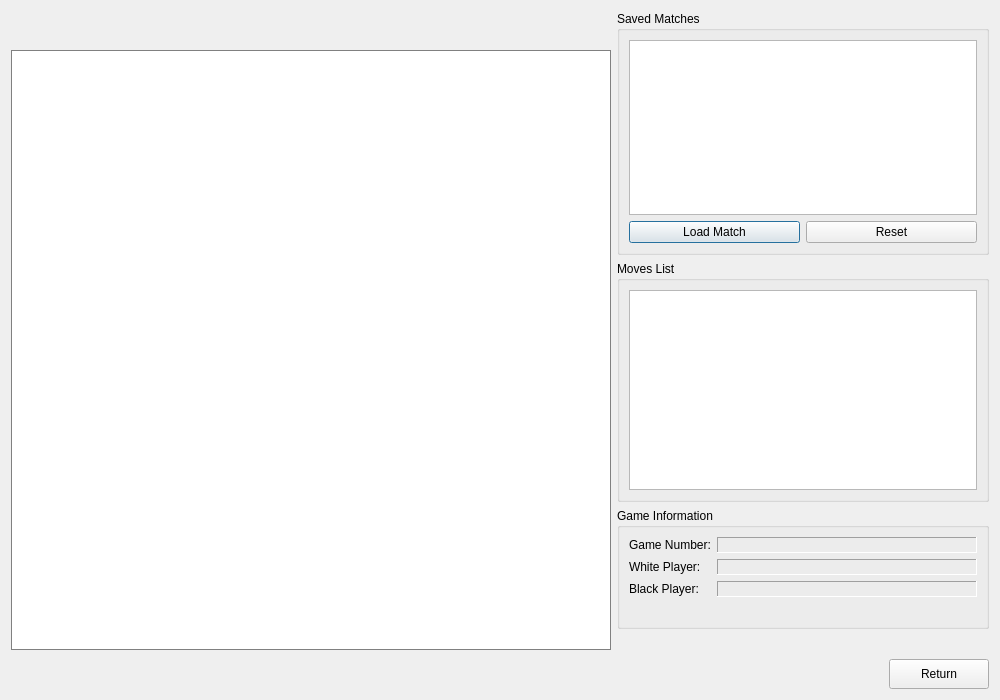
First picture: the form in ui/viewHistory.ui, repository AlienWolfX/thesis-chess, before the edit.
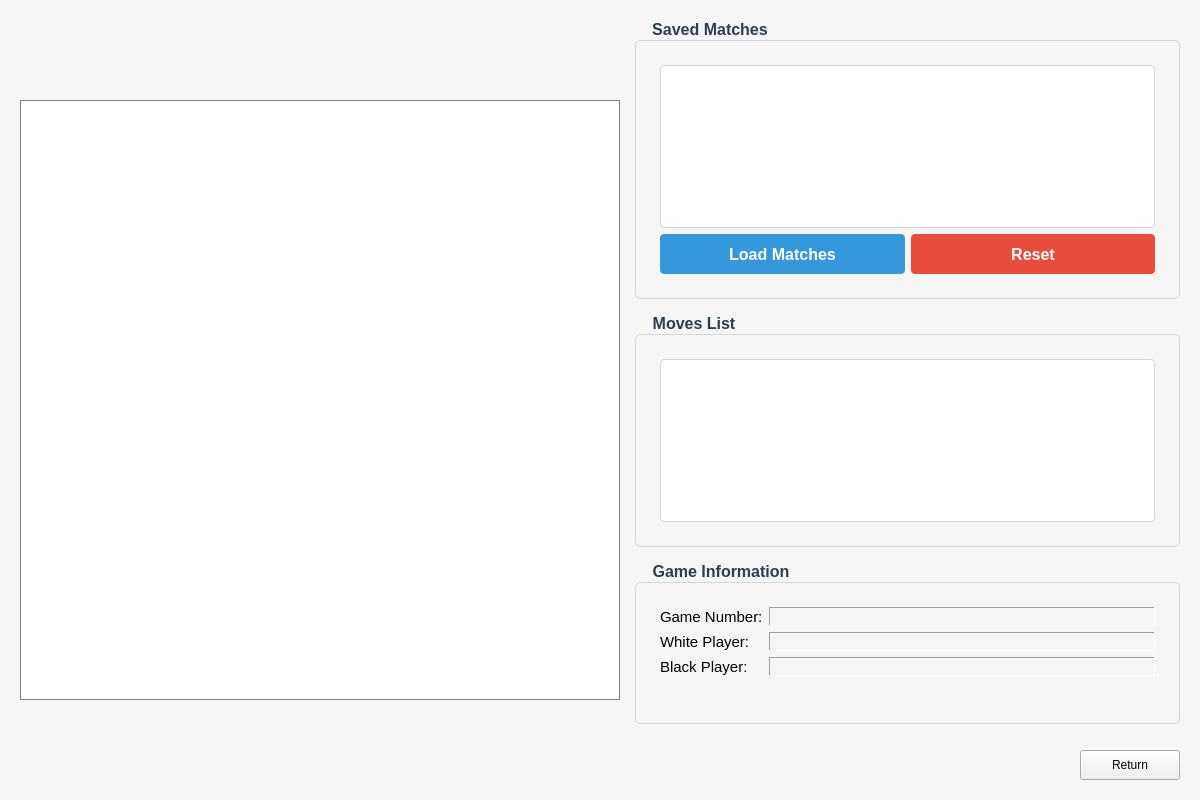
Second picture: the form after the edit. Icons and pictures are not drawn.

```diff
--- a/ui/viewHistory.ui
+++ b/ui/viewHistory.ui
@@ -6,51 +6,88 @@
    <rect>
     <x>0</x>
     <y>0</y>
-    <width>1000</width>
-    <height>700</height>
+    <width>1200</width>
+    <height>800</height>
    </rect>
   </property>
   <property name="minimumSize">
    <size>
-    <width>800</width>
-    <height>600</height>
+    <width>1200</width>
+    <height>800</height>
+   </size>
+  </property>
+  <property name="maximumSize">
+   <size>
+    <width>1200</width>
+    <height>800</height>
    </size>
   </property>
   <property name="windowTitle">
-   <string>History</string>
+   <string>Match History</string>
   </property>
   <property name="windowIcon">
    <iconset>
     <normaloff>../img/app.ico</normaloff>../img/app.ico</iconset>
   </property>
+  <property name="styleSheet">
+   <string notr="true">QDialog { 
+    background-color: #f5f5f5;
+    font-family: 'Segoe UI', Arial, sans-serif;
+   }</string>
+  </property>
   <layout class="QGridLayout" name="gridLayout">
-   <item row="1" column="1">
-    <widget class="QGroupBox" name="groupBox_2">
-     <property name="title">
-      <string>Moves List</string>
-     </property>
-     <layout class="QVBoxLayout" name="verticalLayout_2">
-      <item>
-       <widget class="QListWidget" name="movesList">
-        <property name="sizePolicy">
-         <sizepolicy hsizetype="Expanding" vsizetype="Expanding">
-          <horstretch>1</horstretch>
-          <verstretch>2</verstretch>
-         </sizepolicy>
-        </property>
-        <property name="minimumSize">
-         <size>
-          <width>250</width>
-          <height>200</height>
-         </size>
-        </property>
-       </widget>
-      </item>
-     </layout>
-    </widget>
-   </item>
+   <property name="leftMargin">
+    <number>20</number>
+   </property>
+   <property name="topMargin">
+    <number>20</number>
+   </property>
+   <property name="rightMargin">
+    <number>20</number>
+   </property>
+   <property name="bottomMargin">
+    <number>20</number>
+   </property>
+   <property name="spacing">
+    <number>15</number>
+   </property>
    <item row="0" column="1">
     <widget class="QGroupBox" name="groupBox">
+     <property name="styleSheet">
+      <string notr="true">
+       QGroupBox {
+         font-family: 'Segoe UI';
+         font-weight: bold;
+         font-size: 12pt;
+         color: #2c3e50;
+         border: 1px solid #d6d6d6;
+         border-radius: 5px;
+         margin-top: 20px;
+         padding: 15px;
+       }
+       QGroupBox::title {
+         subcontrol-origin: margin;
+         left: 10px;
+         padding: 0 5px;
+       }
+       QListWidget {
+         background-color: #ffffff;
+         color: #000000;
+         border: 1px solid #d6d6d6;
+         border-radius: 4px;
+         padding: 5px;
+         font-family: 'Segoe UI';
+         font-size: 11pt;
+       }
+       QListWidget::item:selected {
+         background-color: #3498db;
+         color: #ffffff;
+       }
+       QListWidget::item:hover {
+         background-color: #ecf0f1;
+       }
+      </string>
+     </property>
      <property name="title">
       <string>Saved Matches</string>
      </property>
@@ -58,30 +95,83 @@
       <item>
        <widget class="QListWidget" name="matchList">
         <property name="sizePolicy">
-         <sizepolicy hsizetype="Expanding" vsizetype="Expanding">
-          <horstretch>1</horstretch>
-          <verstretch>1</verstretch>
+         <sizepolicy hsizetype="Fixed" vsizetype="Expanding">
+          <horstretch>0</horstretch>
+          <verstretch>0</verstretch>
          </sizepolicy>
         </property>
         <property name="minimumSize">
          <size>
-          <width>250</width>
-          <height>150</height>
+          <width>300</width>
+          <height>125</height>
          </size>
         </property>
+        <property name="maximumSize">
+         <size>
+          <width>500</width>
+          <height>16777215</height>
+         </size>
+        </property>
+        <property name="horizontalScrollBarPolicy">
+         <enum>Qt::ScrollBarAsNeeded</enum>
+        </property>
        </widget>
       </item>
       <item>
        <layout class="QHBoxLayout" name="horizontalLayout">
         <item>
          <widget class="QPushButton" name="loadButton">
+          <property name="minimumSize">
+           <size>
+            <width>120</width>
+            <height>40</height>
+           </size>
+          </property>
+          <property name="styleSheet">
+           <string notr="true">
+            QPushButton {
+              background-color: #3498db;
+              color: white;
+              border-radius: 4px;
+              padding: 8px 16px;
+              font-family: 'Segoe UI';
+              font-weight: bold;
+              font-size: 12pt;
+            }
+            QPushButton:hover {
+              background-color: #2980b9;
+            }
+           </string>
+          </property>
           <property name="text">
-           <string>Load Match</string>
+           <string>Load Matches</string>
           </property>
          </widget>
         </item>
         <item>
          <widget class="QPushButton" name="resetButton">
+          <property name="minimumSize">
+           <size>
+            <width>120</width>
+            <height>40</height>
+           </size>
+          </property>
+          <property name="styleSheet">
+           <string notr="true">
+            QPushButton {
+              background-color: #e74c3c;
+              color: white;
+              border-radius: 4px;
+              padding: 8px 16px;
+              font-family: 'Segoe UI';
+              font-weight: bold;
+              font-size: 12pt;
+            }
+            QPushButton:hover {
+              background-color: #c0392b;
+            }
+           </string>
+          </property>
           <property name="text">
            <string>Reset</string>
           </property>
@@ -92,62 +182,108 @@
      </layout>
     </widget>
    </item>
-   <item row="0" column="0" rowspan="5">
-    <widget class="QLabel" name="chessOutput">
-     <property name="sizePolicy">
-      <sizepolicy hsizetype="Fixed" vsizetype="Fixed">
-       <horstretch>0</horstretch>
-       <verstretch>0</verstretch>
-      </sizepolicy>
-     </property>
-     <property name="minimumSize">
-      <size>
-       <width>600</width>
-       <height>600</height>
-      </size>
-     </property>
-     <property name="maximumSize">
-      <size>
-       <width>600</width>
-       <height>600</height>
-      </size>
-     </property>
+   <item row="1" column="1">
+    <widget class="QGroupBox" name="groupBox_2">
      <property name="styleSheet">
-      <string notr="true">background-color: white; border: 1px solid gray;</string>
+      <string notr="true">
+       QGroupBox {
+         font-family: 'Segoe UI';
+         font-weight: bold;
+         font-size: 12pt;
+         color: #2c3e50;
+         border: 1px solid #d6d6d6;
+         border-radius: 5px;
+         margin-top: 20px;
+         padding: 15px;
+       }
+       QGroupBox::title {
+         subcontrol-origin: margin;
+         left: 10px;
+         padding: 0 5px;
+       }
+       QListWidget {
+         background-color: #ffffff;
+         color: #000000;
+         border: 1px solid #d6d6d6;
+         border-radius: 4px;
+         padding: 5px;
+         font-family: 'Segoe UI';
+         font-size: 11pt;
+       }
+       QListWidget::item:selected {
+         background-color: #3498db;
+         color: #ffffff;
+       }
+       QListWidget::item:hover {
+         background-color: #ecf0f1;
+       }
+      </string>
      </property>
-     <property name="text">
-      <string/>
+     <property name="title">
+      <string>Moves List</string>
      </property>
+     <layout class="QVBoxLayout" name="verticalLayout_2">
+      <item>
+       <widget class="QListWidget" name="movesList">
+        <property name="sizePolicy">
+         <sizepolicy hsizetype="Fixed" vsizetype="Expanding">
+          <horstretch>0</horstretch>
+          <verstretch>0</verstretch>
+         </sizepolicy>
+        </property>
+        <property name="minimumSize">
+         <size>
+          <width>300</width>
+          <height>125</height>
+         </size>
+        </property>
+        <property name="maximumSize">
+         <size>
+          <width>500</width>
+          <height>16777215</height>
+         </size>
+        </property>
+        <property name="horizontalScrollBarPolicy">
+         <enum>Qt::ScrollBarAsNeeded</enum>
+        </property>
+       </widget>
+      </item>
+     </layout>
     </widget>
    </item>
-   <item row="4" column="1" alignment="Qt::AlignRight">
-    <widget class="QPushButton" name="returnButton">
-     <property name="minimumSize">
-      <size>
-       <width>100</width>
-       <height>30</height>
-      </size>
-     </property>
-     <property name="text">
-      <string>Return</string>
-     </property>
-    </widget>
-   </item>
-   <item row="3" column="1">
-    <spacer name="verticalSpacer">
-     <property name="orientation">
-      <enum>Qt::Vertical</enum>
-     </property>
-     <property name="sizeHint" stdset="0">
-      <size>
-       <width>20</width>
-       <height>40</height>
-      </size>
-     </property>
-    </spacer>
-   </item>
    <item row="2" column="1">
     <widget class="QGroupBox" name="groupBox_3">
+     <property name="styleSheet">
+      <string notr="true">
+       QGroupBox {
+         font-family: 'Segoe UI';
+         font-weight: bold;
+         font-size: 12pt;
+         color: #2c3e50;
+         border: 1px solid #d6d6d6;
+         border-radius: 5px;
+         margin-top: 20px;
+         padding: 15px;
+       }
+       QGroupBox::title {
+         subcontrol-origin: margin;
+         left: 10px;
+         padding: 0 5px;
+       }
+       QLabel {
+         color: #000000;
+         font-family: 'Segoe UI';
+         font-size: 11pt;
+         font-weight: normal;
+       }
+       QLabel[frameShape=&quot;Panel&quot;] {
+         background-color: #ffffff;
+         border: 1px solid #d6d6d6;
+         border-radius: 4px;
+         padding: 5px;
+       }
+      </string>
+     </property>
      <property name="title">
       <string>Game Information</string>
      </property>
@@ -225,6 +361,60 @@
      </layout>
     </widget>
    </item>
+   <item row="0" column="0" rowspan="5">
+    <widget class="QLabel" name="chessOutput">
+     <property name="sizePolicy">
+      <sizepolicy hsizetype="Fixed" vsizetype="Fixed">
+       <horstretch>0</horstretch>
+       <verstretch>0</verstretch>
+      </sizepolicy>
+     </property>
+     <property name="minimumSize">
+      <size>
+       <width>600</width>
+       <height>600</height>
+      </size>
+     </property>
+     <property name="maximumSize">
+      <size>
+       <width>600</width>
+       <height>600</height>
+      </size>
+     </property>
+     <property name="styleSheet">
+      <string notr="true">background-color: white; border: 1px solid gray;</string>
+     </property>
+     <property name="text">
+      <string/>
+     </property>
+    </widget>
+   </item>
+   <item row="4" column="1" alignment="Qt::AlignRight">
+    <widget class="QPushButton" name="returnButton">
+     <property name="minimumSize">
+      <size>
+       <width>100</width>
+       <height>30</height>
+      </size>
+     </property>
+     <property name="text">
+      <string>Return</string>
+     </property>
+    </widget>
+   </item>
+   <item row="3" column="1">
+    <spacer name="verticalSpacer">
+     <property name="orientation">
+      <enum>Qt::Vertical</enum>
+     </property>
+     <property name="sizeHint" stdset="0">
+      <size>
+       <width>20</width>
+       <height>40</height>
+      </size>
+     </property>
+    </spacer>
+   </item>
   </layout>
  </widget>
  <resources/>
```
